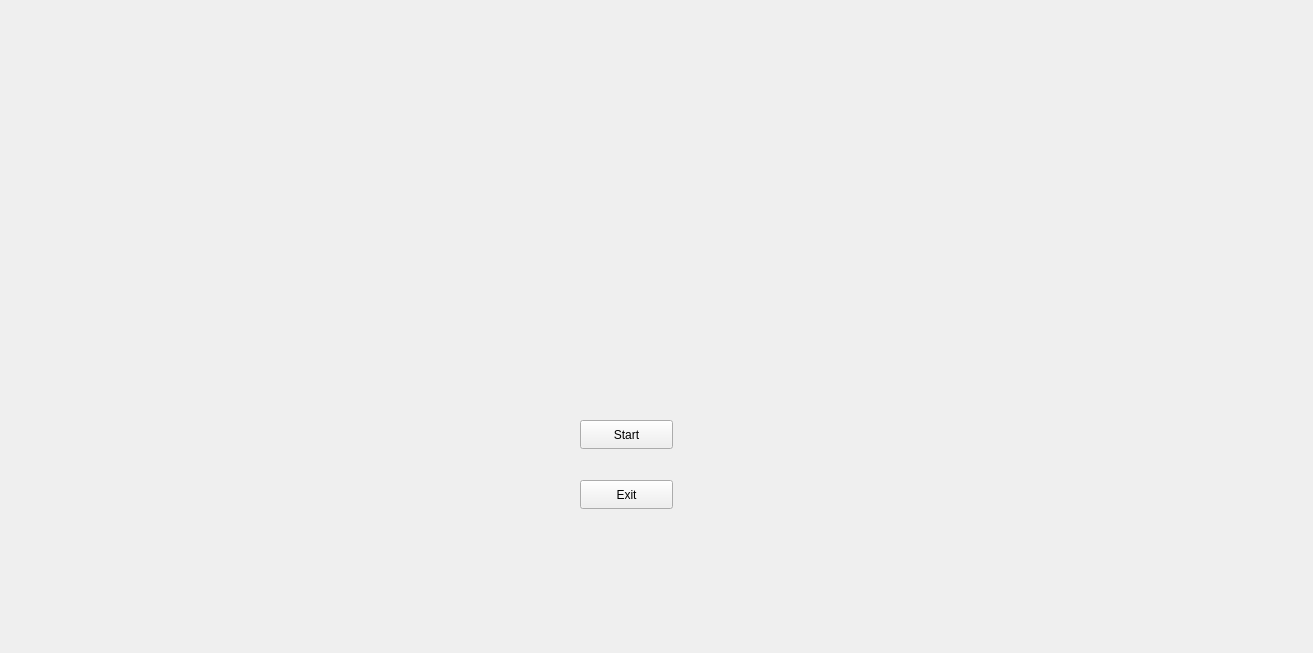
Before: the Qt Designer form FormulaManager/mainwindow.ui in AtuLxCE/formula-encyclopaedia, drawn with Qt 5.
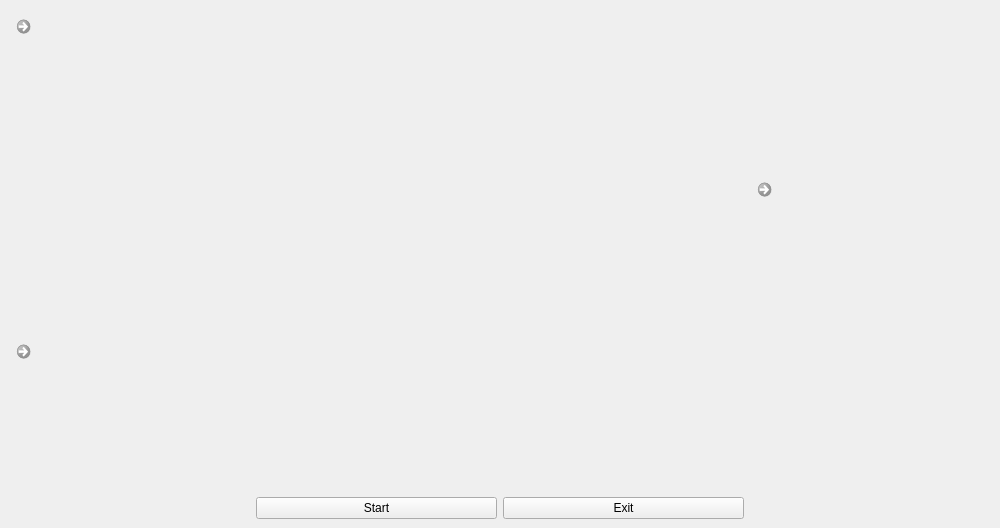
After: the same form once the commit is applied. Icons and pictures are not drawn.

Commit message: Fixed the UI of main page

```diff
--- a/FormulaManager/mainwindow.ui
+++ b/FormulaManager/mainwindow.ui
@@ -6,8 +6,8 @@
    <rect>
     <x>0</x>
     <y>0</y>
-    <width>1313</width>
-    <height>653</height>
+    <width>1000</width>
+    <height>528</height>
    </rect>
   </property>
   <property name="windowTitle">
@@ -19,32 +19,52 @@
 }</string>
   </property>
   <widget class="QWidget" name="centralwidget">
-   <widget class="QPushButton" name="pushButton">
-    <property name="geometry">
-     <rect>
-      <x>580</x>
-      <y>420</y>
-      <width>93</width>
-      <height>29</height>
-     </rect>
-    </property>
-    <property name="text">
-     <string>Start</string>
-    </property>
-   </widget>
-   <widget class="QPushButton" name="pushButton_2">
-    <property name="geometry">
-     <rect>
-      <x>580</x>
-      <y>480</y>
-      <width>93</width>
-      <height>29</height>
-     </rect>
-    </property>
-    <property name="text">
-     <string>Exit</string>
-    </property>
-   </widget>
+   <layout class="QGridLayout" name="gridLayout">
+    <item row="4" column="2">
+     <widget class="QPushButton" name="pushButton_2">
+      <property name="text">
+       <string>Exit</string>
+      </property>
+     </widget>
+    </item>
+    <item row="2" column="4">
+     <widget class="QCommandLinkButton" name="commandLinkButton_5">
+      <property name="enabled">
+       <bool>false</bool>
+      </property>
+      <property name="text">
+       <string/>
+      </property>
+     </widget>
+    </item>
+    <item row="0" column="0">
+     <widget class="QCommandLinkButton" name="commandLinkButton_4">
+      <property name="enabled">
+       <bool>false</bool>
+      </property>
+      <property name="text">
+       <string/>
+      </property>
+     </widget>
+    </item>
+    <item row="4" column="1">
+     <widget class="QPushButton" name="pushButton">
+      <property name="text">
+       <string>Start</string>
+      </property>
+     </widget>
+    </item>
+    <item row="3" column="0">
+     <widget class="QCommandLinkButton" name="commandLinkButton_3">
+      <property name="enabled">
+       <bool>false</bool>
+      </property>
+      <property name="text">
+       <string/>
+      </property>
+     </widget>
+    </item>
+   </layout>
   </widget>
  </widget>
  <resources/>
```
The commit also changes 1 other file.
